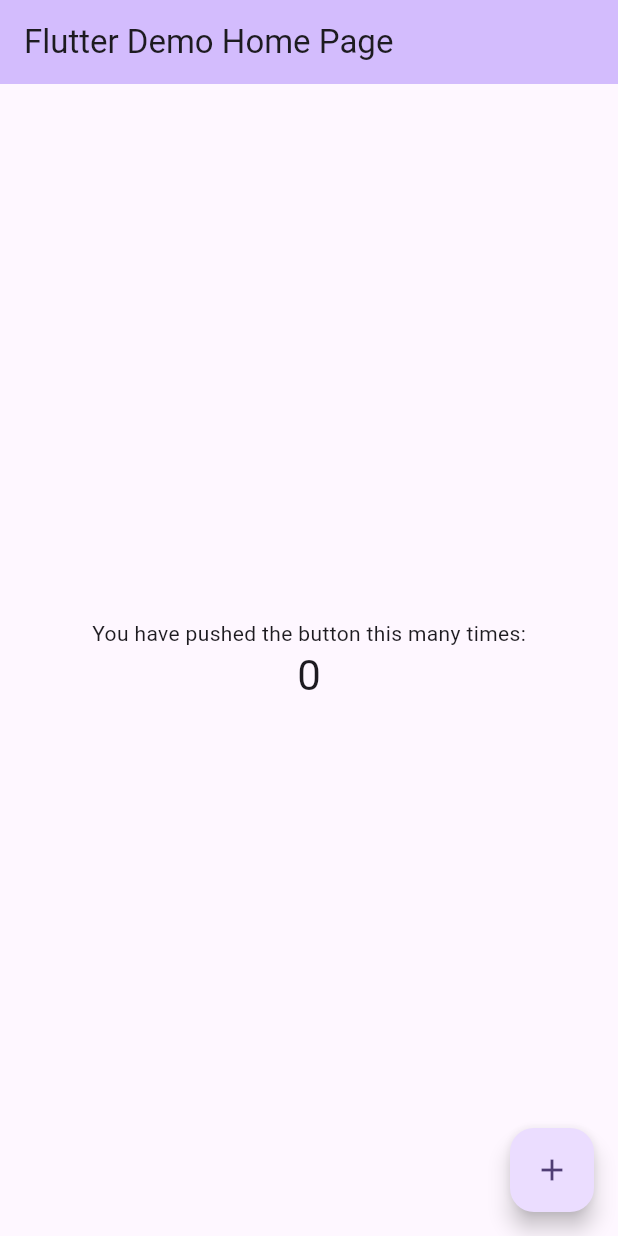
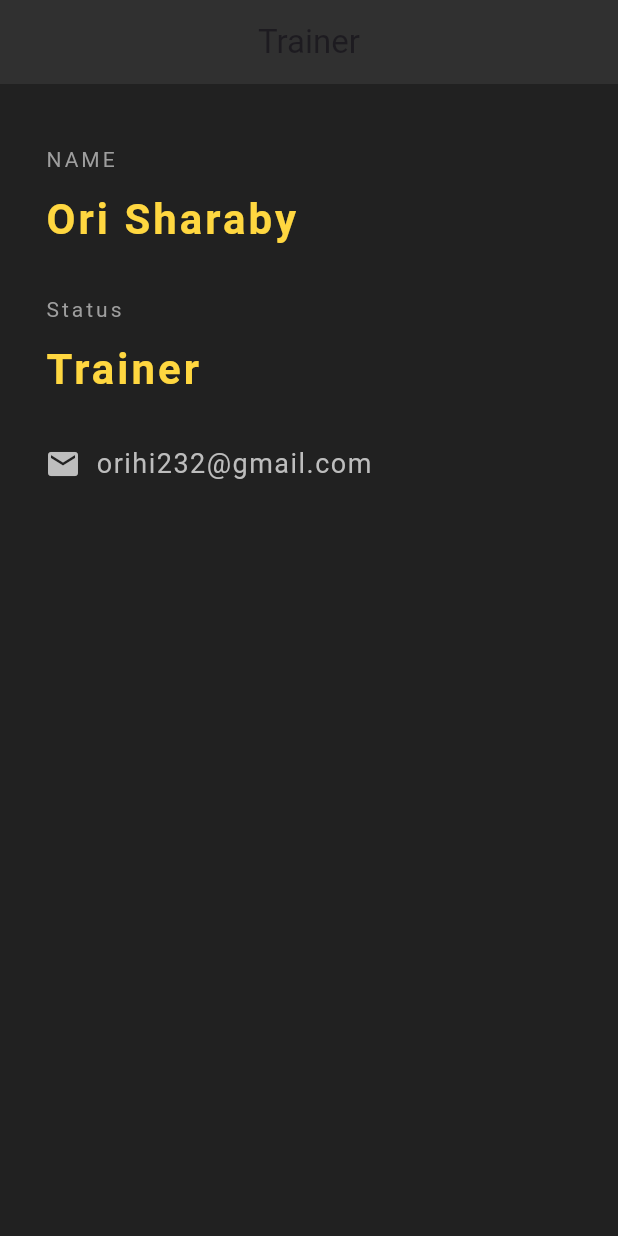
Before and after one commit to DorYanay/SoluTrain-Mobile-APP, a Flutter app: the screen it shows after launch, on a phone screen of 412 x 824 dp. Run offline on Flutter 3.47's test engine with Material 3 defaults, Android fonts, the phone set to English and light mode, and no system bars.

Commit message:
start workin on profile page

```diff
--- a/mobile/lib/main.dart
+++ b/mobile/lib/main.dart
@@ -1,125 +1,83 @@
 import 'package:flutter/material.dart';
 
 void main() {
-  runApp(const MyApp());
+  runApp(MaterialApp(
+    home: Solutrain()
+  ));
 }
 
-class MyApp extends StatelessWidget {
-  const MyApp({super.key});
-
-  // This widget is the root of your application.
+class Solutrain extends StatelessWidget{
   @override
-  Widget build(BuildContext context) {
-    return MaterialApp(
-      title: 'Flutter Demo',
-      theme: ThemeData(
-        // This is the theme of your application.
-        //
-        // TRY THIS: Try running your application with "flutter run". You'll see
-        // the application has a purple toolbar. Then, without quitting the app,
-        // try changing the seedColor in the colorScheme below to Colors.green
-        // and then invoke "hot reload" (save your changes or press the "hot
-        // reload" button in a Flutter-supported IDE, or press "r" if you used
-        // the command line to start the app).
-        //
-        // Notice that the counter didn't reset back to zero; the application
-        // state is not lost during the reload. To reset the state, use hot
-        // restart instead.
-        //
-        // This works for code too, not just values: Most code changes can be
-        // tested with just a hot reload.
-        colorScheme: ColorScheme.fromSeed(seedColor: Colors.deepPurple),
-        useMaterial3: true,
+  Widget build(BuildContext context){
+    return Scaffold(
+      backgroundColor: Colors.grey[900],
+      appBar: AppBar(
+          title: Text('Trainer'),
+          centerTitle: true,
+          backgroundColor: Colors.grey[850],
+          elevation: 0.0,
       ),
-      home: const MyHomePage(title: 'Flutter Demo Home Page'),
-    );
-  }
-}
-
-class MyHomePage extends StatefulWidget {
-  const MyHomePage({super.key, required this.title});
-
-  // This widget is the home page of your application. It is stateful, meaning
-  // that it has a State object (defined below) that contains fields that affect
-  // how it looks.
-
-  // This class is the configuration for the state. It holds the values (in this
-  // case the title) provided by the parent (in this case the App widget) and
-  // used by the build method of the State. Fields in a Widget subclass are
-  // always marked "final".
-
-  final String title;
-
-  @override
-  State<MyHomePage> createState() => _MyHomePageState();
-}
-
-class _MyHomePageState extends State<MyHomePage> {
-  int _counter = 0;
-
-  void _incrementCounter() {
-    setState(() {
-      // This call to setState tells the Flutter framework that something has
-      // changed in this State, which causes it to rerun the build method below
-      // so that the display can reflect the updated values. If we changed
-      // _counter without calling setState(), then the build method would not be
-      // called again, and so nothing would appear to happen.
-      _counter++;
-    });
-  }
-
-  @override
-  Widget build(BuildContext context) {
-    // This method is rerun every time setState is called, for instance as done
-    // by the _incrementCounter method above.
-    //
-    // The Flutter framework has been optimized to make rerunning build methods
-    // fast, so that you can just rebuild anything that needs updating rather
-    // than having to individually change instances of widgets.
-    return Scaffold(
-      appBar: AppBar(
-        // TRY THIS: Try changing the color here to a specific color (to
-        // Colors.amber, perhaps?) and trigger a hot reload to see the AppBar
-        // change color while the other colors stay the same.
-        backgroundColor: Theme.of(context).colorScheme.inversePrimary,
-        // Here we take the value from the MyHomePage object that was created by
-        // the App.build method, and use it to set our appbar title.
-        title: Text(widget.title),
+      body: Padding(
+          padding: EdgeInsets.fromLTRB(30.0, 40.0, 30.0, 0.0),
+          child: Column(
+            crossAxisAlignment: CrossAxisAlignment.start,
+            children: <Widget>[
+                Text(
+                  'NAME',
+                  style: TextStyle(
+                    color: Colors.grey,
+                    letterSpacing: 2.0,
                   ),
-      body: Center(
-        // Center is a layout widget. It takes a single child and positions it
-        // in the middle of the parent.
-        child: Column(
-          // Column is also a layout widget. It takes a list of children and
-          // arranges them vertically. By default, it sizes itself to fit its
-          // children horizontally, and tries to be as tall as its parent.
-          //
-          // Column has various properties to control how it sizes itself and
-          // how it positions its children. Here we use mainAxisAlignment to
-          // center the children vertically; the main axis here is the vertical
-          // axis because Columns are vertical (the cross axis would be
-          // horizontal).
-          //
-          // TRY THIS: Invoke "debug painting" (choose the "Toggle Debug Paint"
-          // action in the IDE, or press "p" in the console), to see the
-          // wireframe for each widget.
-          mainAxisAlignment: MainAxisAlignment.center,
+                ),
+              SizedBox(height: 10.0,),
+              Text(
+                  'Ori Sharaby',
+                  style: TextStyle(
+                    color: Colors.amberAccent[200],
+                    letterSpacing: 2.0,
+                    fontSize: 28.0,
+                    fontWeight: FontWeight.bold
+                  )
+              ),
+              SizedBox(height: 30.0,),
+              Text(
+                'Status',
+                style: TextStyle(
+                  color: Colors.grey,
+                  letterSpacing: 2.0,
+                ),
+              ),
+              SizedBox(height: 10.0,),
+              Text(
+                'Trainer',
+                style: TextStyle(
+                    color: Colors.amberAccent[200],
+                    letterSpacing: 2.0,
+                    fontSize: 28.0,
+                    fontWeight: FontWeight.bold
+                  )
+              ),
+              SizedBox(height: 30.0,),
+              Row(
                 children: <Widget>[
-            const Text(
-              'You have pushed the button this many times:',
+                  Icon(
+                    Icons.email,
+                    color: Colors.grey[400],
                   ),
+                  SizedBox(width: 10.0,),
                   Text(
-              '$_counter',
-              style: Theme.of(context).textTheme.headlineMedium,
+                    'orihi232@gmail.com',
+                    style: TextStyle(
+                      color: Colors.grey[400],
+                      fontSize: 18.0,
+                      letterSpacing: 1.0,
                     ),
+                  ),
+                ],
+              )
             ],
           ),
       ),
-      floatingActionButton: FloatingActionButton(
-        onPressed: _incrementCounter,
-        tooltip: 'Increment',
-        child: const Icon(Icons.add),
-      ), // This trailing comma makes auto-formatting nicer for build methods.
-    );
+    ); //scaffold
   }
 }
```
Lines whose indentation alone changed are shown as unchanged.
